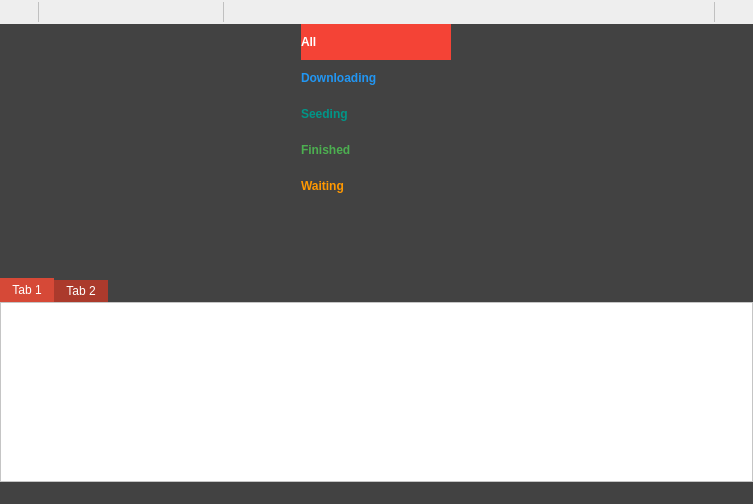
Old version of the form UI/lvtorrent.ui in the repository Arquanite/LvTorrent.
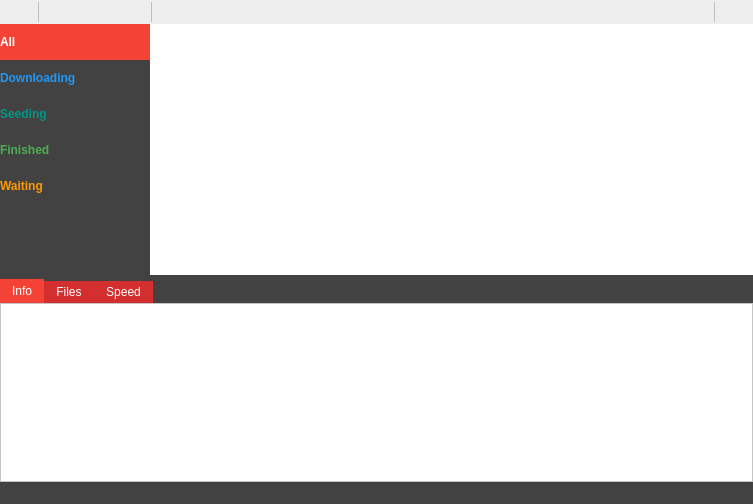
New version of the form. Icons and pictures are not drawn. Custom widgets are drawn as their Qt base class.

The edit to the form file:
```diff
--- a/UI/lvtorrent.ui
+++ b/UI/lvtorrent.ui
@@ -168,6 +168,31 @@
          </property>
         </widget>
        </item>
+       <item>
+        <widget class="Line" name="line_2">
+         <property name="maximumSize">
+          <size>
+           <width>1</width>
+           <height>32</height>
+          </size>
+         </property>
+         <property name="styleSheet">
+          <string notr="true">border: none; background-color: #c0c0c0</string>
+         </property>
+         <property name="frameShadow">
+          <enum>QFrame::Plain</enum>
+         </property>
+         <property name="lineWidth">
+          <number>0</number>
+         </property>
+         <property name="midLineWidth">
+          <number>0</number>
+         </property>
+         <property name="orientation">
+          <enum>Qt::Vertical</enum>
+         </property>
+        </widget>
+       </item>
        <item>
         <widget class="ToolbarButton" name="Resume">
          <property name="styleSheet">
@@ -208,31 +233,6 @@
          </property>
         </widget>
        </item>
-       <item>
-        <widget class="Line" name="line_2">
-         <property name="maximumSize">
-          <size>
-           <width>1</width>
-           <height>32</height>
-          </size>
-         </property>
-         <property name="styleSheet">
-          <string notr="true">border: none; background-color: #c0c0c0</string>
-         </property>
-         <property name="frameShadow">
-          <enum>QFrame::Plain</enum>
-         </property>
-         <property name="lineWidth">
-          <number>0</number>
-         </property>
-         <property name="midLineWidth">
-          <number>0</number>
-         </property>
-         <property name="orientation">
-          <enum>Qt::Vertical</enum>
-         </property>
-        </widget>
-       </item>
        <item>
         <spacer name="horizontalSpacer">
          <property name="orientation">
@@ -335,6 +335,16 @@
      </widget>
     </item>
     <item>
+     <widget class="QSplitter" name="splitter">
+      <property name="styleSheet">
+       <string notr="true">QSplitter::handle{
+	background-color: #424242;
+}</string>
+      </property>
+      <property name="orientation">
+       <enum>Qt::Vertical</enum>
+      </property>
+      <widget class="QWidget" name="">
      <layout class="QHBoxLayout" name="MainView">
       <property name="spacing">
        <number>0</number>
@@ -682,10 +692,46 @@
         </layout>
        </widget>
       </item>
-     </layout>
-    </item>
     <item>
-     <widget class="QTabWidget" name="tabWidget">
+         <widget class="QTableView" name="TorrentList">
+          <property name="styleSheet">
+           <string notr="true">QHeaderView::section {
+	color: white;
+	background-color: #424242;
+	border: 0px;
+	padding: 4px;
+}
+
+QHeaderView::section:hover {
+	color: white;
+	background-color: #f44336;
+}
+
+QTableView {
+	background-color: white;
+	selection-background-color: #f44336;
+}</string>
+          </property>
+          <property name="frameShape">
+           <enum>QFrame::NoFrame</enum>
+          </property>
+          <property name="horizontalScrollBarPolicy">
+           <enum>Qt::ScrollBarAsNeeded</enum>
+          </property>
+          <property name="horizontalScrollMode">
+           <enum>QAbstractItemView::ScrollPerPixel</enum>
+          </property>
+          <attribute name="horizontalHeaderStretchLastSection">
+           <bool>true</bool>
+          </attribute>
+          <attribute name="verticalHeaderVisible">
+           <bool>false</bool>
+          </attribute>
+         </widget>
+        </item>
+       </layout>
+      </widget>
+      <widget class="QTabWidget" name="Tabs">
       <property name="styleSheet">
        <string notr="true">QTabWidget::pane {
 	border: 0;
@@ -700,24 +746,24 @@
 
 QTabBar::tab:selected {
 	color: white;
-	background-color: #d64937;
+	background-color: #f44336;
 }
 
 QTabBar::tab:!selected{
 	color: white;
-	background-color: #ab3a2c;
+	background-color: #D32F2F;
 	margin-top: 2px;
 }</string>
       </property>
       <property name="currentIndex">
        <number>0</number>
       </property>
-      <widget class="QWidget" name="tab">
+       <widget class="QWidget" name="TabInfo">
        <property name="styleSheet">
         <string notr="true">background-color: #fff</string>
        </property>
        <attribute name="title">
-        <string>Tab 1</string>
+         <string>Info</string>
        </attribute>
        <layout class="QVBoxLayout" name="verticalLayout_3">
         <property name="spacing">
@@ -740,10 +786,16 @@
         </item>
        </layout>
       </widget>
-      <widget class="QWidget" name="tab_2">
+       <widget class="QWidget" name="TabFiles">
        <attribute name="title">
-        <string>Tab 2</string>
-       </attribute>
+         <string>Files</string>
+        </attribute>
+       </widget>
+       <widget class="QWidget" name="TabSpeed">
+        <attribute name="title">
+         <string>Speed</string>
+        </attribute>
+       </widget>
       </widget>
      </widget>
     </item>
```
Lines whose indentation alone changed are shown as unchanged.
